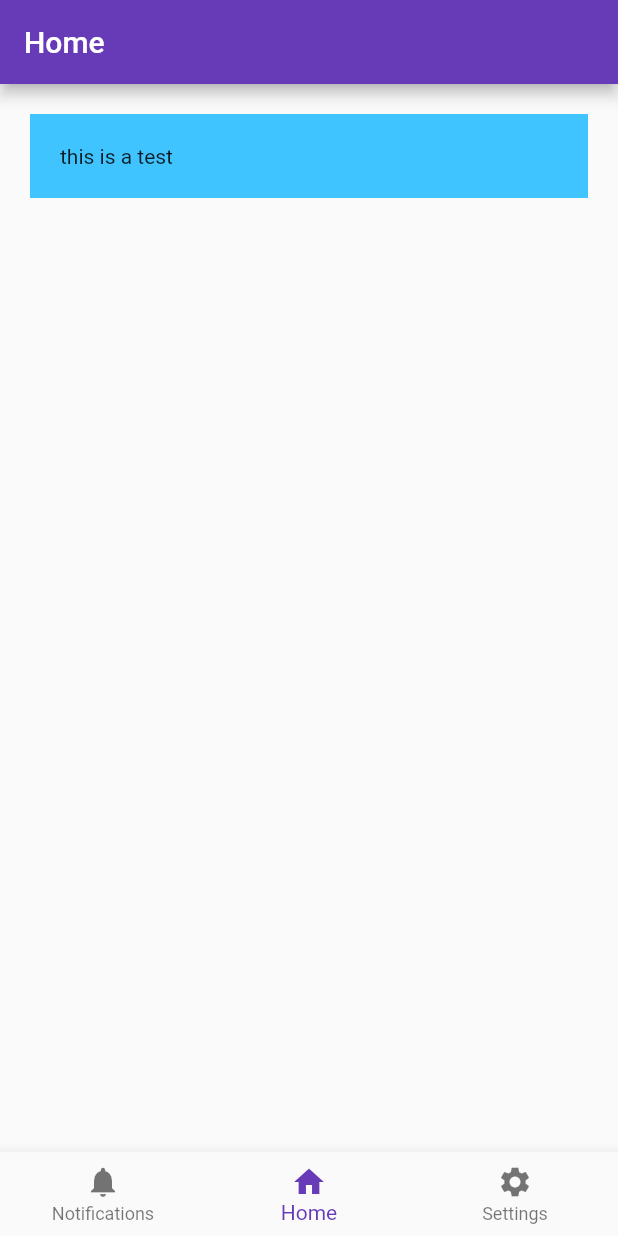
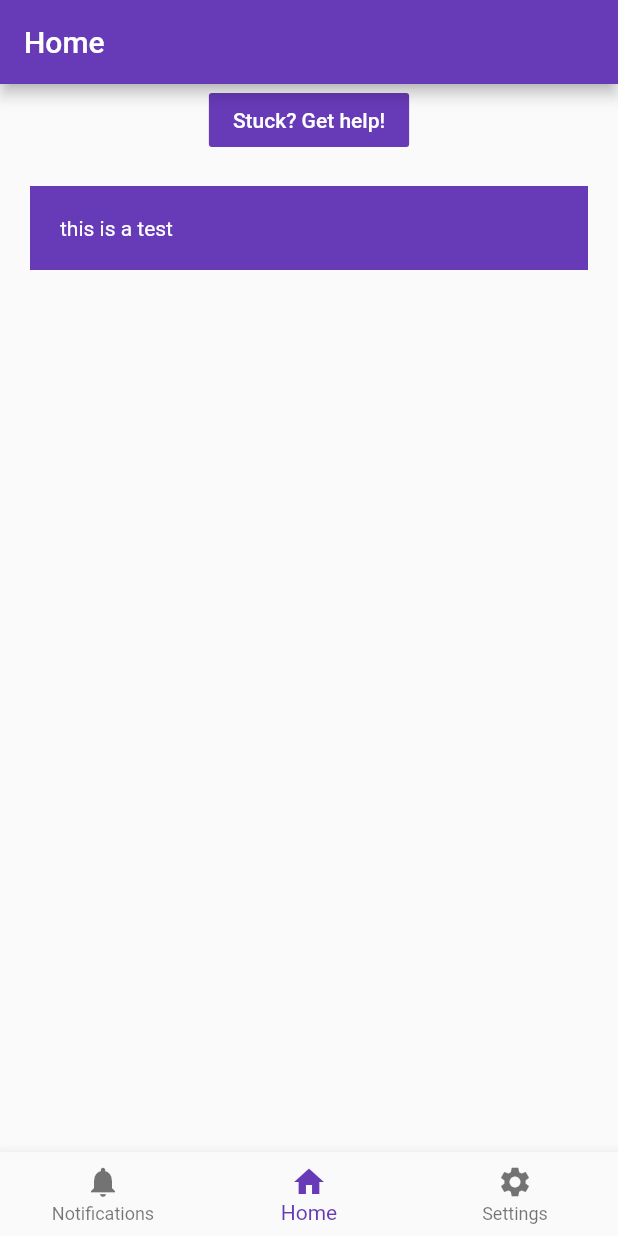
Before and after one commit to taylorziegler/teamteam, a Flutter app: the screen it shows after launch, on a phone screen of 412 x 824 dp. Run offline on Flutter 3.47's test engine with Material 2 defaults, Android fonts, the phone set to English and light mode, and no system bars.

Commit message:
added a button to the homepage

```diff
--- a/client/flutter_app/lib/screens/home.dart
+++ b/client/flutter_app/lib/screens/home.dart
@@ -16,9 +16,16 @@ class _HomeState extends State<Home> {
         child: Column(
           mainAxisAlignment: MainAxisAlignment.start,
           children: <Widget>[
+            FlatButton(
+              onPressed: () {
+                /*...*/
+              },
+              child: Text("Stuck? Get help!", style: TextStyle(color: Colors.white),),
+              color: Colors.deepPurple,
+            ),
             Container(
-              child: Text("this is a test"),
-              color: Colors.lightBlueAccent,
+              child: Text("this is a test", style: TextStyle(color: Colors.white),),
+              color: Colors.deepPurple,
               padding: EdgeInsets.all(20.0),
               margin: EdgeInsets.all(20.0),
               alignment: Alignment.topLeft,
```
